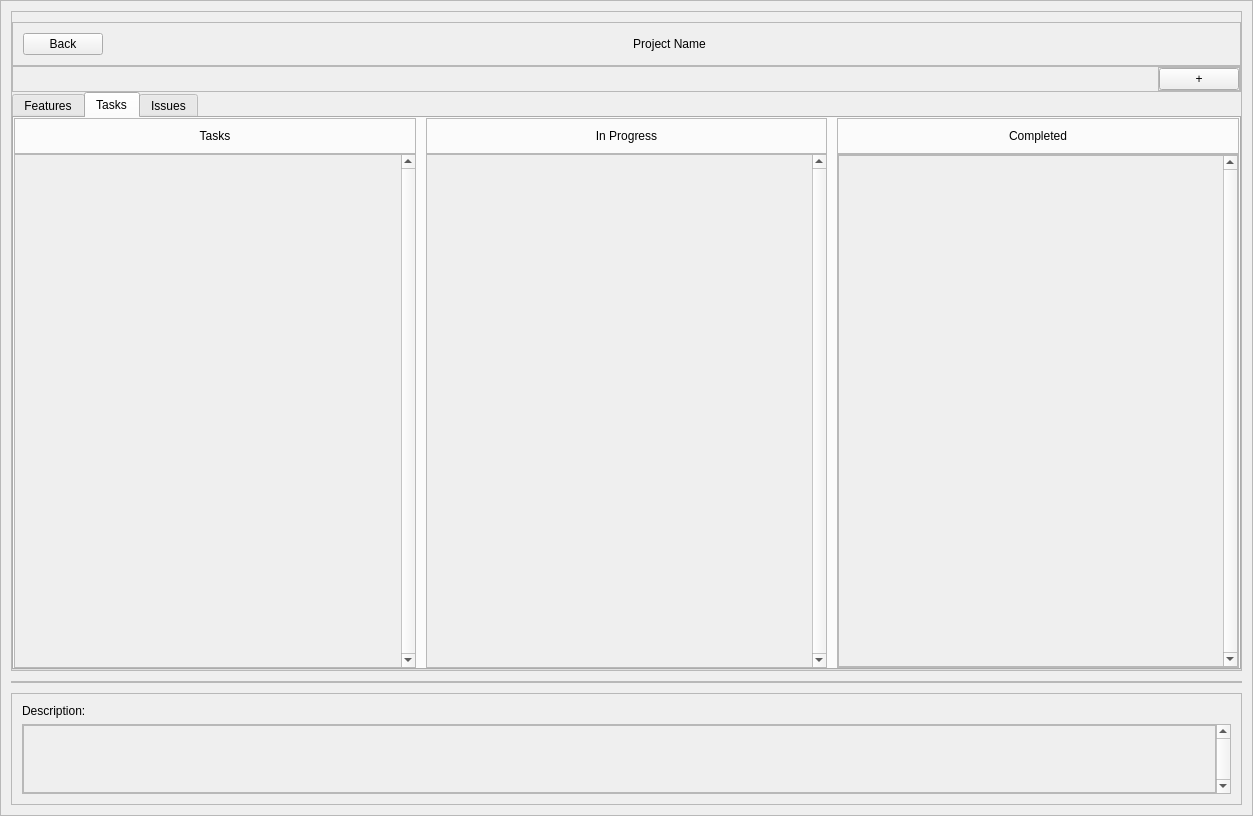
This is ProjectManager/UiWindows/ProjectFeatureTaskIssueWindow.ui in hamkj008/ProjectManager as Qt 5 draws it before an edit. The edited form follows.
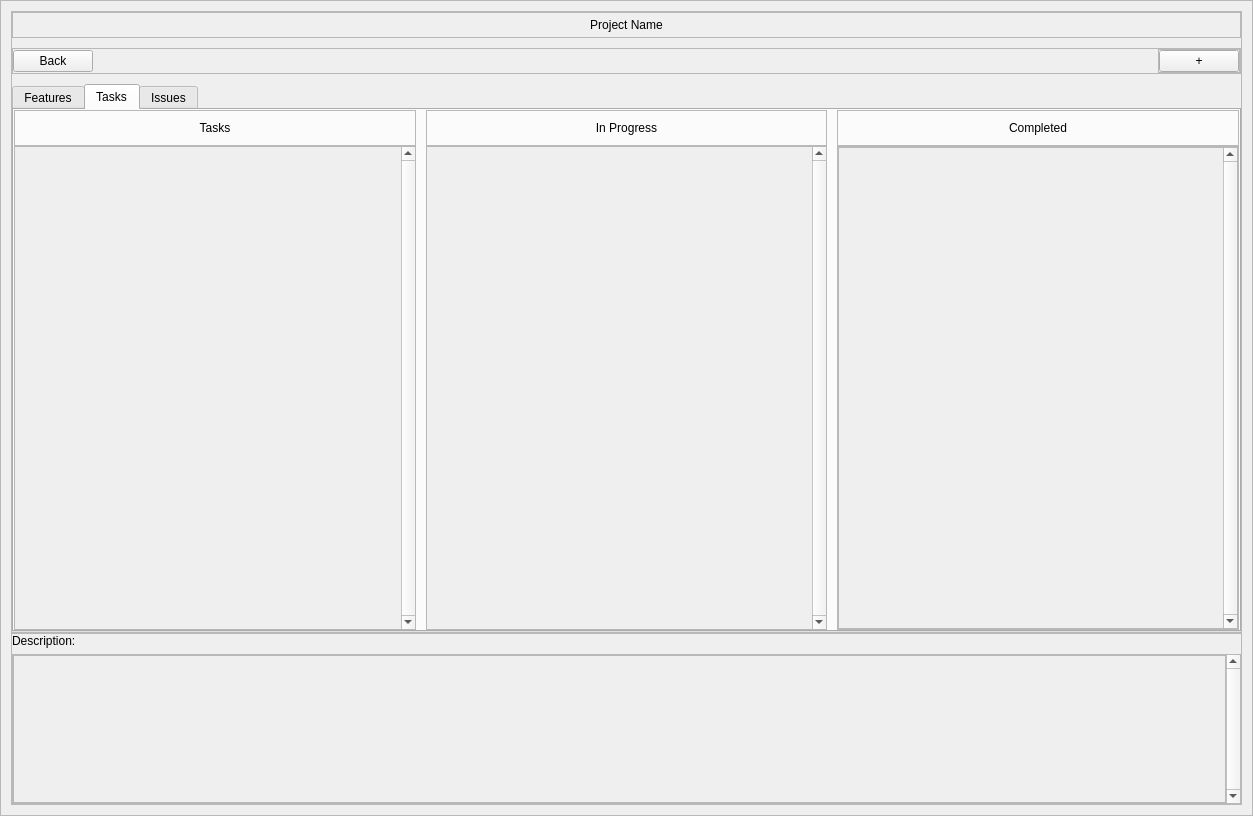
This is the edited form. The open tabs and pages were chosen to show the change.

Commit message: added in additional error frames, minor tweaks and bug fixes

```diff
--- a/ProjectManager/UiWindows/ProjectFeatureTaskIssueWindow.ui
+++ b/ProjectManager/UiWindows/ProjectFeatureTaskIssueWindow.ui
@@ -39,7 +39,7 @@
      </property>
      <layout class="QVBoxLayout" name="verticalLayout_6">
       <property name="spacing">
-       <number>10</number>
+       <number>0</number>
       </property>
       <property name="leftMargin">
        <number>10</number>
@@ -63,13 +63,13 @@
         </property>
         <layout class="QVBoxLayout" name="verticalLayout_2">
          <property name="spacing">
-          <number>0</number>
+          <number>10</number>
          </property>
          <property name="leftMargin">
           <number>0</number>
          </property>
          <property name="topMargin">
-          <number>10</number>
+          <number>0</number>
          </property>
          <property name="rightMargin">
           <number>0</number>
@@ -78,7 +78,7 @@
           <number>0</number>
          </property>
          <item>
-          <widget class="QFrame" name="ProjectNameFrame">
+          <widget class="QFrame" name="TitleFrame">
            <property name="frameShape">
             <enum>QFrame::StyledPanel</enum>
            </property>
@@ -87,30 +87,17 @@
            </property>
            <layout class="QHBoxLayout" name="horizontalLayout_19">
             <property name="leftMargin">
-             <number>10</number>
+             <number>0</number>
             </property>
             <property name="topMargin">
-             <number>10</number>
+             <number>5</number>
             </property>
             <property name="rightMargin">
-             <number>10</number>
+             <number>0</number>
             </property>
             <property name="bottomMargin">
-             <number>10</number>
+             <number>5</number>
             </property>
-            <item>
-             <widget class="QPushButton" name="BackBtn">
-              <property name="sizePolicy">
-               <sizepolicy hsizetype="Fixed" vsizetype="Fixed">
-                <horstretch>0</horstretch>
-                <verstretch>0</verstretch>
-               </sizepolicy>
-              </property>
-              <property name="text">
-               <string>Back</string>
-              </property>
-             </widget>
-            </item>
             <item>
              <widget class="QLabel" name="TitleLabel">
               <property name="text">
@@ -151,6 +138,19 @@
             <property name="bottomMargin">
              <number>0</number>
             </property>
+            <item>
+             <widget class="QPushButton" name="BackBtn">
+              <property name="sizePolicy">
+               <sizepolicy hsizetype="Fixed" vsizetype="Fixed">
+                <horstretch>0</horstretch>
+                <verstretch>0</verstretch>
+               </sizepolicy>
+              </property>
+              <property name="text">
+               <string>Back</string>
+              </property>
+             </widget>
+            </item>
             <item>
              <spacer name="horizontalSpacer">
               <property name="orientation">
@@ -201,7 +201,7 @@
          <item>
           <widget class="QTabWidget" name="tabWidget">
            <property name="currentIndex">
-            <number>1</number>
+            <number>0</number>
            </property>
            <widget class="QWidget" name="FeaturesTab">
             <attribute name="title">
@@ -307,7 +307,7 @@
                         <x>0</x>
                         <y>0</y>
                         <width>380</width>
-                        <height>500</height>
+                        <height>560</height>
                        </rect>
                       </property>
                       <layout class="QVBoxLayout" name="verticalLayout_34">
@@ -411,7 +411,7 @@
                         <x>0</x>
                         <y>0</y>
                         <width>382</width>
-                        <height>502</height>
+                        <height>562</height>
                        </rect>
                       </property>
                       <layout class="QVBoxLayout" name="verticalLayout_36">
@@ -484,7 +484,7 @@
                         <x>0</x>
                         <y>0</y>
                         <width>382</width>
-                        <height>502</height>
+                        <height>562</height>
                        </rect>
                       </property>
                       <layout class="QVBoxLayout" name="verticalLayout_38">
@@ -726,7 +726,7 @@
                        <x>0</x>
                        <y>0</y>
                        <width>589</width>
-                       <height>494</height>
+                       <height>554</height>
                       </rect>
                      </property>
                      <layout class="QVBoxLayout" name="verticalLayout_41">
@@ -801,7 +801,7 @@
                        <x>0</x>
                        <y>0</y>
                        <width>588</width>
-                       <height>494</height>
+                       <height>554</height>
                       </rect>
                      </property>
                      <layout class="QVBoxLayout" name="verticalLayout_43">
@@ -841,33 +841,6 @@
         </layout>
        </widget>
       </item>
-      <item>
-       <widget class="QFrame" name="FinishEditFrame">
-        <property name="enabled">
-         <bool>true</bool>
-        </property>
-        <property name="frameShape">
-         <enum>QFrame::StyledPanel</enum>
-        </property>
-        <property name="frameShadow">
-         <enum>QFrame::Raised</enum>
-        </property>
-        <layout class="QHBoxLayout" name="horizontalLayout_10">
-         <property name="leftMargin">
-          <number>0</number>
-         </property>
-         <property name="topMargin">
-          <number>0</number>
-         </property>
-         <property name="rightMargin">
-          <number>0</number>
-         </property>
-         <property name="bottomMargin">
-          <number>0</number>
-         </property>
-        </layout>
-       </widget>
-      </item>
       <item>
        <widget class="QFrame" name="BottomFrame">
         <property name="sizePolicy">
@@ -887,16 +860,16 @@
           <number>6</number>
          </property>
          <property name="leftMargin">
-          <number>10</number>
+          <number>0</number>
          </property>
          <property name="topMargin">
-          <number>10</number>
+          <number>0</number>
          </property>
          <property name="rightMargin">
-          <number>10</number>
+          <number>0</number>
          </property>
          <property name="bottomMargin">
-          <number>10</number>
+          <number>0</number>
          </property>
          <item>
           <widget class="QLabel" name="DescriptionLabel">
@@ -913,6 +886,12 @@
              <verstretch>0</verstretch>
             </sizepolicy>
            </property>
+           <property name="minimumSize">
+            <size>
+             <width>0</width>
+             <height>150</height>
+            </size>
+           </property>
            <property name="verticalScrollBarPolicy">
             <enum>Qt::ScrollBarAlwaysOn</enum>
            </property>
@@ -924,8 +903,8 @@
              <rect>
               <x>0</x>
               <y>0</y>
-              <width>1190</width>
-              <height>69</height>
+              <width>1210</width>
+              <height>148</height>
              </rect>
             </property>
             <layout class="QVBoxLayout" name="verticalLayout_10">
```
The commit also changes 32 other files.
